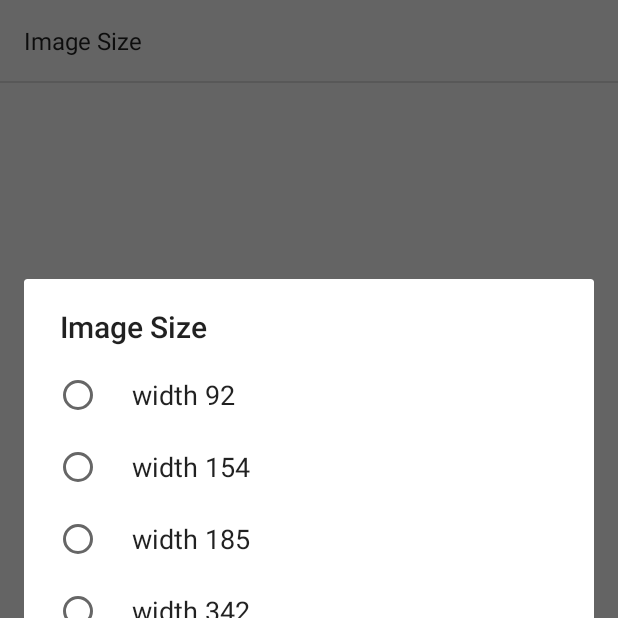
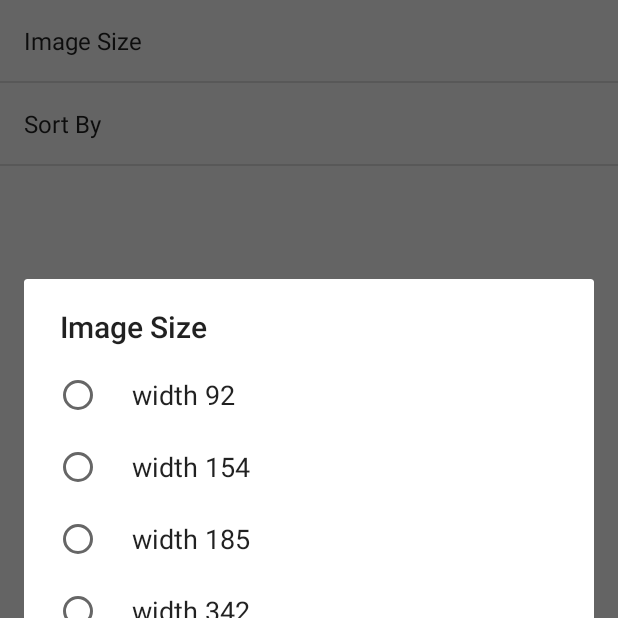
Before and after one commit to yulingjie/Movies, an Android app: the SettingsActivity screen opened directly, with no data from a screen before it, after a tap on "Image Size", on a phone screen of 412 x 824 dp, the top half of it. Run offline under Robolectric (Android 15) with nearby library versions, the phone set to English and light mode, and no system bars.

Commit message:
add option setting for sort order

```diff
--- a/app/src/main/java/com/ylj/movies/MovieLoader.java
+++ b/app/src/main/java/com/ylj/movies/MovieLoader.java
@@ -48,6 +48,11 @@ public class MovieLoader {
     {
         MovieDiscover movieDiscover = new MovieDiscover();
         movieDiscover.execute("popularity.desc", mContext.getString(R.string.tmdb_key));
+    }
+    public void Load(String sortby)
+    {
+        MovieDiscover movieDiscover = new MovieDiscover();
+        movieDiscover.execute(sortby, mContext.getString(R.string.tmdb_key));
     }
 
     class MovieDiscover extends AsyncTask<String,Void, String>
--- a/app/src/main/java/com/ylj/movies/SettingsActivity.java
+++ b/app/src/main/java/com/ylj/movies/SettingsActivity.java
@@ -24,6 +24,7 @@ import java.util.List;
 public class SettingsActivity extends PreferenceActivity {
 
     public static  String KEY_PREF_IMAGE_SIZE = "pref_sync_img_size";
+    public static String KEY_PREF_SORT_BY = "pref_key_sort_by";
 
     @Override
     protected void onCreate(Bundle savedInstanceState) {
--- a/app/src/main/res/values/strings.xml
+++ b/app/src/main/res/values/strings.xml
@@ -12,6 +12,7 @@
 
 <!-- setting preferences -->
     <string name="pref_img_size">Image Size</string>
+    <string name="pref_title_sort_by">Sort By</string>
     <string-array name="pref_img_size_entries">
         <item>width 92</item>
         <item>width 154</item>
@@ -31,4 +32,15 @@
         <item>original</item>
     </string-array>
     <string name="pref_img_size_default">w500</string>
+    <string-array name="pref_sort_by_entries">
+        <item>popularity.asc</item>
+        <item>most popular</item>
+        <item>highest vote</item>
+    </string-array>
+    <string-array name="pref_sort_by_values">
+        <item>popularity.asc</item>
+        <item>popularity.desc</item>
+        <item>vote_count.desc</item>
+    </string-array>
+    <string name="pref_sort_by_default_value">popularity.desc</string>
 </resources>
--- a/app/src/main/res/xml/preferences.xml
+++ b/app/src/main/res/xml/preferences.xml
@@ -7,5 +7,12 @@
         android:entries="@array/pref_img_size_entries"
         android:entryValues="@array/pref_img_size_values"
         android:defaultValue="@string/pref_img_size_default"></ListPreference>
-
+    <ListPreference
+        android:key="pref_key_sort_by"
+        android:title="@string/pref_title_sort_by"
+        android:dialogTitle="@string/pref_title_sort_by"
+        android:entries="@array/pref_sort_by_entries"
+        android:entryValues="@array/pref_sort_by_values"
+        android:defaultValue="@string/pref_sort_by_default_value">
+    </ListPreference>
 </PreferenceScreen>
--- a/movieparser/src/main/java/com/parser/PageParser.java
+++ b/movieparser/src/main/java/com/parser/PageParser.java
@@ -22,7 +22,11 @@ public class PageParser implements IParser<Page>
         for(int i = 0; i != moviesObject.length();++i)
         {
             JSONObject movieObject = moviesObject.getJSONObject(i);
-            movies.add(movieParser.Parse(movieObject.toString()));
+            Movie movie =movieParser.Parse(movieObject.toString());
+            if(movie != null)
+            {
+                movies.add(movie);
+            }
         }
         Movie[] arrMovie = new Movie[movies.size()];
         page.setMovies(movies.toArray(arrMovie));
```
Also changed, not shown: app/src/main/java/com/ylj/movies/ImageAdapter.java (+14 -4 lines), app/src/main/java/com/ylj/movies/MainFragment.java (+22 -3 lines).
